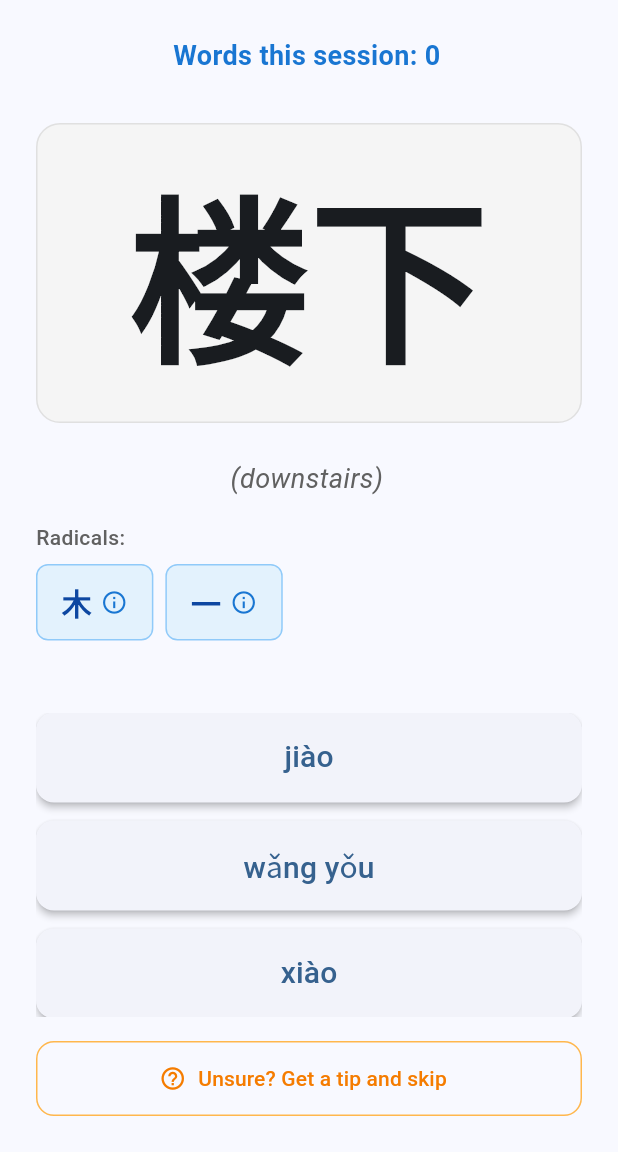
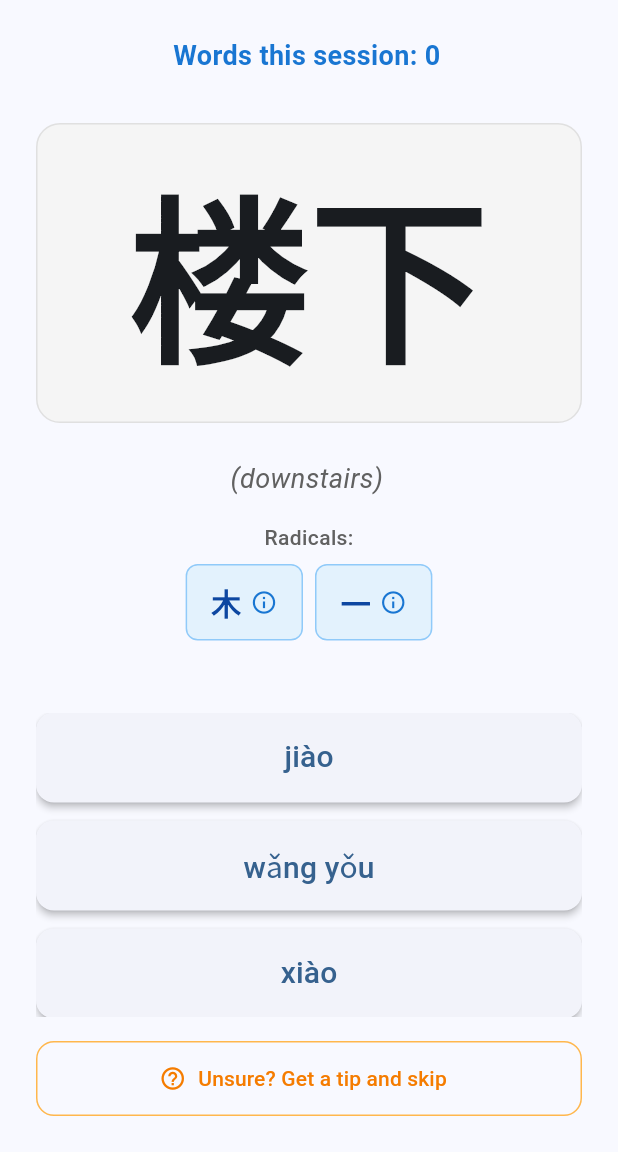
Before and after one commit to gndworks/HanziLearner, a Flutter app: the screen it shows after launch, on a phone screen of 412 x 824 dp, the part 84-1236 px from its top. Run offline on Flutter 3.47's test engine with Material 3 defaults, Android fonts, the light colour scheme and no system bars.

Commit message:
Centre the radicals

```diff
--- a/lib/widgets/radical_buttons.dart
+++ b/lib/widgets/radical_buttons.dart
@@ -26,7 +26,7 @@ class RadicalButtons extends StatelessWidget {
     return Padding(
       padding: const EdgeInsets.symmetric(vertical: 16.0),
       child: Column(
-        crossAxisAlignment: CrossAxisAlignment.start,
+        crossAxisAlignment: CrossAxisAlignment.center,
         children: [
           Text(
             radicals.length == 1 ? 'Radical:' : 'Radicals:',
@@ -38,6 +38,7 @@ class RadicalButtons extends StatelessWidget {
           ),
           const SizedBox(height: 8),
           Wrap(
+            alignment: WrapAlignment.center,
             spacing: 8,
             runSpacing: 8,
             children: radicals.map((radicalSymbol) {
```
